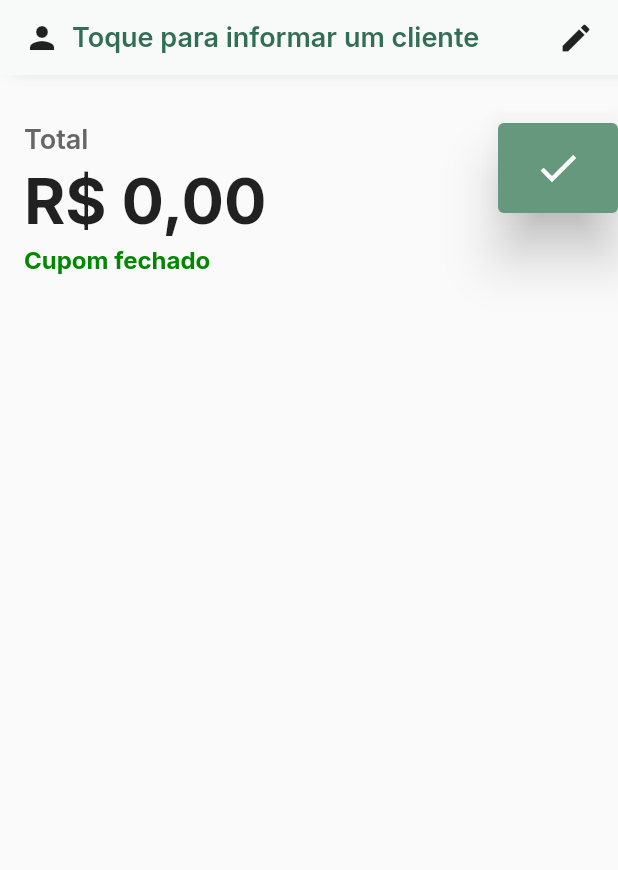
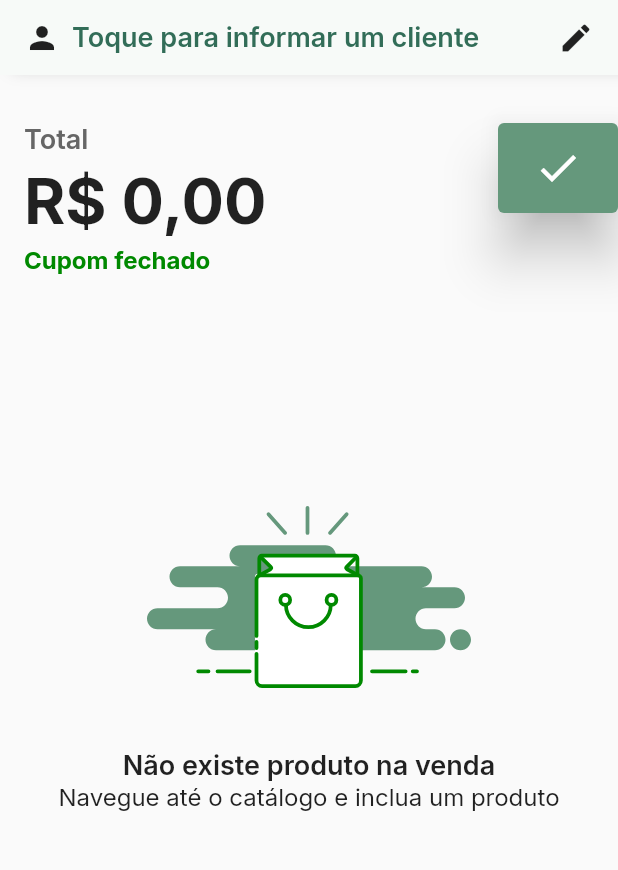
Before and after one commit to renanbreno/perfect_pos, a Flutter app: the SaleScreen screen opened directly, on a phone screen of 412 x 824 dp, the part 147-1017 px from its top. Run offline on Flutter 3.47's test engine with Material 2 defaults, Android fonts, the phone set to English and light mode, and no system bars; our stand-ins replace flutter_svg, google_fonts.

Commit message:
feat: add empty state

```diff
--- /dev/null
+++ b/lib/components/EmptyState/emtpy_state.dart
@@ -0,0 +1,36 @@
+import 'package:flutter/material.dart';
+import 'package:flutter_svg/flutter_svg.dart';
+
+class EmptyState extends StatelessWidget {
+  final String image;
+  final String title;
+  final String subtitle;
+
+  const EmptyState(
+      {Key? key,
+      required this.image,
+      required this.title,
+      required this.subtitle})
+      : super(key: key);
+
+  @override
+  Widget build(BuildContext context) {
+    return SizedBox(
+        width: double.infinity,
+        height: MediaQuery.of(context).size.height / 2,
+        child: Column(
+          mainAxisAlignment: MainAxisAlignment.center,
+          children: [
+            SvgPicture.asset(image),
+            Text(
+              title,
+              style: const TextStyle(fontSize: 18, fontWeight: FontWeight.w600),
+            ),
+            Text(
+              subtitle,
+              style: const TextStyle(fontSize: 16, fontWeight: FontWeight.w400),
+            )
+          ],
+        ));
+  }
+}
--- a/lib/components/ProductCatalog/product_catalog.dart
+++ b/lib/components/ProductCatalog/product_catalog.dart
@@ -1,5 +1,4 @@
 import 'package:flutter/material.dart';
-import 'package:flutter_svg/flutter_svg.dart';
 import 'package:intl/intl.dart';
 import 'package:provider/provider.dart';
 import 'package:perfect_pos/controllers/salecontroller.dart';
--- a/lib/components/SaleScreen/content_cart_tab.dart
+++ b/lib/components/SaleScreen/content_cart_tab.dart
@@ -1,5 +1,6 @@
 import 'package:flutter/material.dart';
 import 'package:intl/intl.dart';
+import 'package:perfect_pos/components/EmptyState/emtpy_state.dart';
 import 'package:provider/provider.dart';
 import 'package:perfect_pos/components/CustomerBar/customer_bar.dart';
 import 'package:perfect_pos/components/ProductList/product_list.dart';
@@ -81,7 +82,13 @@ class _ContentCartCardState extends State<ContentCartTab> {
             ],
           ),
         ),
-        ProductList(),
+        context.watch<SaleController>().countProducts == 0
+            ? const EmptyState(
+                image: "assets/no-items-cart.svg",
+                title: "Não existe produto na venda",
+                subtitle: "Navegue até o catálogo e inclua um produto",
+              )
+            : ProductList(),
       ],
     );
   }
--- a/lib/components/SaleScreen/content_catalog_tab.dart
+++ b/lib/components/SaleScreen/content_catalog_tab.dart
@@ -1,5 +1,6 @@
 import 'package:flutter/material.dart';
 import 'package:intl/intl.dart';
+import 'package:perfect_pos/components/EmptyState/emtpy_state.dart';
 import 'package:provider/provider.dart';
 import 'package:perfect_pos/components/ProductCatalog/product_catalog.dart';
 import 'package:perfect_pos/providers/product_provider.dart';
@@ -60,7 +61,13 @@ class _ContentCatalogTab extends State<ContentCatalogTab> {
         Expanded(
           child: Padding(
             padding: const EdgeInsets.all(16),
-            child: GridView.builder(
+            child:
+                products.filteredCount == 0 && _searchController.text.isNotEmpty
+                    ? const EmptyState(
+                        image: "assets/no-search-result.svg",
+                        title: "Ops... não encontramos nenhum produto",
+                        subtitle: "Confira se o nome pesquisado está correto")
+                    : GridView.builder(
                         itemCount: _searchController.text != ""
                             ? products.filteredCount
                             : products.count,
@@ -72,14 +79,18 @@ class _ContentCatalogTab extends State<ContentCatalogTab> {
                           if (_searchController.text.isNotEmpty) {
                             return ProductCatalog(
                               index: index,
-                    productID:
-                        products.filteredProducts.elementAt(index).productID,
-                    productPrice:
-                        products.filteredProducts.elementAt(index).productPrice,
-                    productName:
-                        products.filteredProducts.elementAt(index).productName,
-                    productImage:
-                        products.filteredProducts.elementAt(index).productImage,
+                              productID: products.filteredProducts
+                                  .elementAt(index)
+                                  .productID,
+                              productPrice: products.filteredProducts
+                                  .elementAt(index)
+                                  .productPrice,
+                              productName: products.filteredProducts
+                                  .elementAt(index)
+                                  .productName,
+                              productImage: products.filteredProducts
+                                  .elementAt(index)
+                                  .productImage,
                             );
                           }
                           return ProductCatalog(
```
Also changed, not shown: assets/no-items-cart.svg (added), assets/no-search-result.svg (added). Lines whose indentation alone changed are shown as unchanged.
